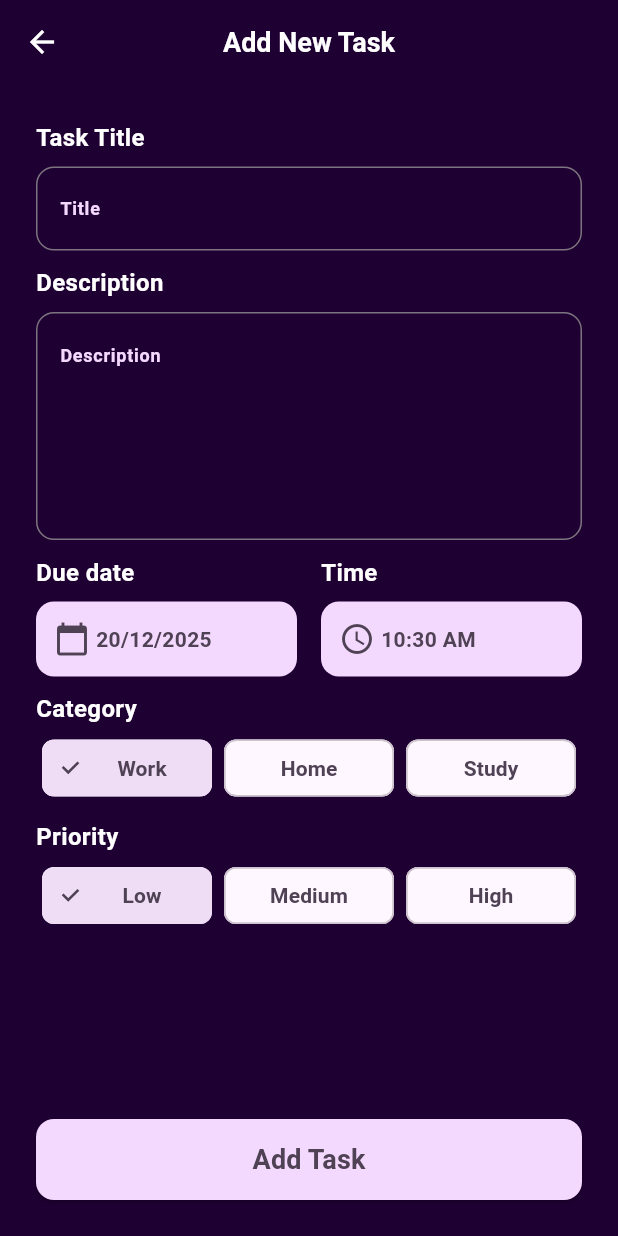
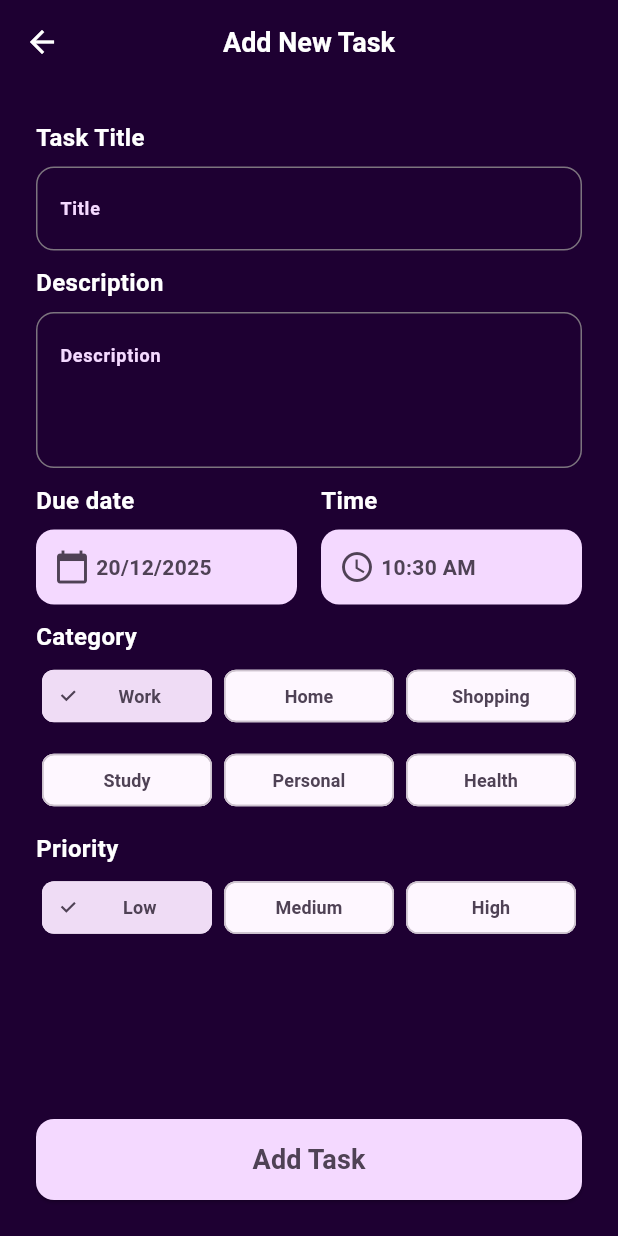
Before and after one commit to MariamAdelMM/TaskFlow, a Flutter app: the HomeScreen screen opened by its route, after a tap on the "add" icon, on a phone screen of 412 x 824 dp. Run offline on Flutter 3.47's test engine with Material 3 defaults, Android fonts, the phone set to English and light mode, and no system bars; our stand-ins replace flutter_riverpod, shared_preferences; accounts and stored records are empty.

Commit message:
feat:task list

```diff
--- a/task_flow/lib/models/tasks.dart
+++ b/task_flow/lib/models/tasks.dart
@@ -2,7 +2,34 @@ import 'package:flutter/material.dart';
 
 enum TaskPriority { low, medium, high }
 
-enum TaskCategory { work, home, study }
+enum TaskCategory { work, home, shopping, study, personal, health }
+
+extension TaskCategoryX on TaskCategory {
+  //An extension lets you add extra functionality to an existing type without modifying it
+  IconData get icon {
+    //get makes icon a getter. It allows you to read a value without using parentheses ().
+    //The getter checks which TaskCategory it is.then it returns the correct icon for that category.
+    switch (this) {
+      //this = the current enum value
+      case TaskCategory.work:
+        return Icons.work_outline;
+      case TaskCategory.home:
+        return Icons.home_outlined;
+      case TaskCategory.shopping:
+        return Icons.shopping_cart_outlined;
+      case TaskCategory.study:
+        return Icons.school_outlined;
+      case TaskCategory.personal:
+        return Icons.person_outline;
+      case TaskCategory.health:
+        return Icons.favorite_outline;
+    }
+  }
+
+  String get label {
+    return name[0].toUpperCase() + name.substring(1);
+  }
+}
 
 class Task {
   //These are fields (properties) of the Task class
--- a/task_flow/lib/screens/add_task.dart
+++ b/task_flow/lib/screens/add_task.dart
@@ -113,7 +113,7 @@ class _AddTasksScreenState extends ConsumerState<AddTasksScreen> {
                     style: const TextStyle(color: Colors.white, fontSize: 16),
                     controller: _descriptionController,
                     keyboardType: TextInputType.multiline,
-                    maxLines: 5,
+                    maxLines: 3,
                     decoration: InputDecoration(
                       labelText: "Description",
                       alignLabelWithHint: true,
@@ -169,7 +169,7 @@ class _AddTasksScreenState extends ConsumerState<AddTasksScreen> {
                                     //The ? means nullable. this variable can be either a DateTime OR null.
                                     context: context,
                                     initialDate: _selectedDate,
-                                    firstDate: DateTime(2020),
+                                    firstDate: DateTime.now(),
                                     lastDate: DateTime(2030),
                                   );
                                   if (pickedDate != null) {
@@ -282,18 +282,22 @@ class _AddTasksScreenState extends ConsumerState<AddTasksScreen> {
                   ),
                   const SizedBox(height: 4),
 
+                  Column(
+                    children: [
                       Row(
-                    children: TaskCategory.values.map((category) {
+                        children: TaskCategory.values.take(3).map((category) {
                           return Expanded(
                             child: Padding(
-                          padding: const EdgeInsets.symmetric(horizontal: 4),
+                              padding: const EdgeInsets.symmetric(
+                                horizontal: 4,
+                              ),
                               child: ChoiceChip(
                                 label: Center(
                                   child: Text(
                                     category.name[0].toUpperCase() +
                                         category.name.substring(1),
                                     style: TextStyle(
-                                  fontSize: 14,
+                                      fontSize: 12,
                                       fontWeight: FontWeight.bold,
                                       color: Theme.of(
                                         context,
@@ -310,6 +314,42 @@ class _AddTasksScreenState extends ConsumerState<AddTasksScreen> {
                           );
                         }).toList(),
                       ),
+                      const SizedBox(height: 8),
+                      Row(
+                        children: TaskCategory.values.skip(3).take(3).map((
+                          category,
+                        ) {
+                          return Expanded(
+                            child: Padding(
+                              padding: const EdgeInsets.symmetric(
+                                horizontal: 4,
+                              ),
+                              child: ChoiceChip(
+                                label: Center(
+                                  child: Text(
+                                    category.name[0].toUpperCase() +
+                                        category.name.substring(1),
+                                    style: TextStyle(
+                                      fontSize: 12,
+                                      fontWeight: FontWeight.bold,
+                                      color: Theme.of(
+                                        context,
+                                      ).colorScheme.onSecondaryContainer,
+                                    ),
+                                  ),
+                                ),
+                                selected: selectedCategory == category,
+                                onSelected: (_) {
+                                  setState(() => selectedCategory = category);
+                                },
+                              ),
+                            ),
+                          );
+                        }).toList(),
+                      ),
+                    ],
+                  ),
+
                   const SizedBox(height: 10),
                   Text(
                     'Priority',
@@ -333,7 +373,7 @@ class _AddTasksScreenState extends ConsumerState<AddTasksScreen> {
                                 priority.name[0].toUpperCase() +
                                     priority.name.substring(1),
                                 style: TextStyle(
-                                  fontSize: 14,
+                                  fontSize: 12,
                                   fontWeight: FontWeight.bold,
                                   color: Theme.of(
                                     context,
--- a/task_flow/lib/widgets/TaskList.dart
+++ b/task_flow/lib/widgets/TaskList.dart
@@ -24,7 +24,7 @@ class TaskList extends ConsumerWidget {
       width: double.infinity,
       child: ListView.builder(
         padding: const EdgeInsets.symmetric(vertical: 8),
-        itemCount: tasks.length > 2 ? 2 : tasks.length,
+        itemCount: tasks.length > 3 ? 3 : tasks.length,
         itemBuilder: (context, index) {
           final task = tasks[index];
 
```
Also changed, not shown: task_flow/lib/screens/tasks.dart (+51 -16 lines). Lines whose indentation alone changed are shown as unchanged.
